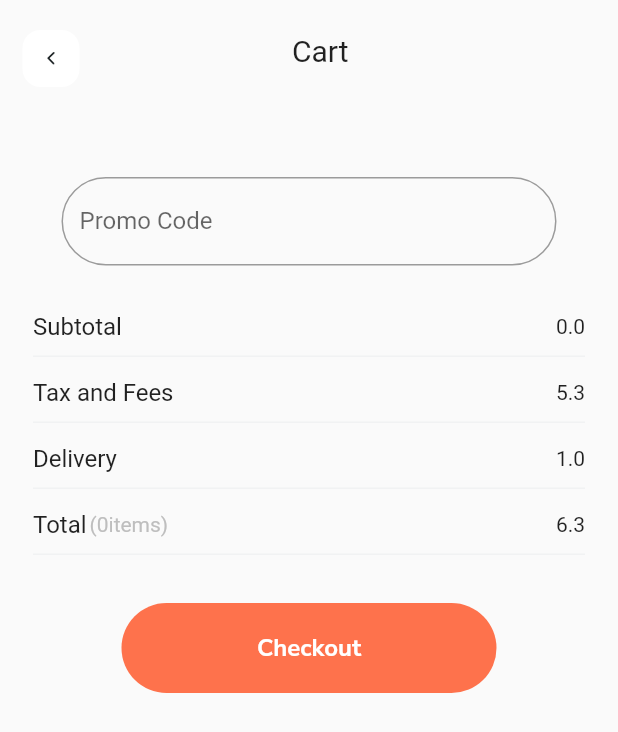
After one commit to dipro-vn/huy-final-project, a Flutter app: the CartScreen screen opened by its route, on a phone screen of 412 x 824 dp. The commit adds this screen. Shown: the top 732 px of the screen. Run offline on Flutter 3.47's test engine with Material 2 defaults, Android fonts, the phone set to English and light mode, and no system bars; missing offline and left inert: dart:ffi.

Commit message:
Cart Screen

```diff
--- a/food_app/lib/Home/HomeScreen.dart
+++ b/food_app/lib/Home/HomeScreen.dart
@@ -3,6 +3,7 @@ import 'package:flutter/material.dart';
 import 'package:food_app/Home/area.dart';
 import 'package:food_app/Home/component/drawer.dart';
 import 'package:food_app/Home/component/food.dart';
+import 'package:food_app/Home/component/random.dart';
 import 'package:food_app/core/app_colors.dart';
 import 'package:food_app/core/app_fonts.dart';
 import 'package:food_app/core/app_image.dart';
@@ -103,6 +104,11 @@ class _HomeScreen extends State<HomeScreen> {
         ),
       ),
       drawer: DrawerHome(),
+      floatingActionButton: FloatingActionButton(
+          onPressed: () {
+            Navigator.pushNamed(context, '/Cart');
+          },
+          child: Icon(Icons.shopping_cart)),
       body: GestureDetector(
         onTap: () {
           final FocusScopeNode currentScope = FocusScope.of(context);
@@ -180,7 +186,8 @@ class _HomeScreen extends State<HomeScreen> {
               FoodHome(),
               const SizedBox(
                 height: 5,
-              )
+              ),
+              FoodRandom(),
             ],
           ),
         ),
--- /dev/null
+++ b/food_app/lib/cart/CartScreen.dart
@@ -0,0 +1,313 @@
+import 'dart:ffi';
+
+import 'package:flutter/material.dart';
+import 'package:food_app/Home/home_item.dart';
+import 'package:food_app/cart/Cart_Item.dart';
+import 'package:food_app/cart/List_cart.dart';
+import 'package:food_app/core/app_colors.dart';
+import 'package:food_app/core/app_image.dart';
+import 'package:food_app/core/app_text.dart';
+
+import '../core/app_fonts.dart';
+
+class CartScreen extends StatefulWidget {
+  final List<Cart> cart;
+
+  const CartScreen({super.key, required this.cart});
+  static const routeName = "/Cart";
+
+  @override
+  State<CartScreen> createState() => _CartScreen();
+}
+
+class _CartScreen extends State<CartScreen> {
+  bool data = false;
+  List<Cart> _carts = [];
+  num totalPriceSum = 0;
+  num tax = 5.3;
+  num delivery = 1.0;
+
+  @override
+  void initState() {
+    super.initState();
+    _carts.addAll(cart);
+  }
+
+  double cartTotalPrice() {
+    double total = 0;
+    _carts.forEach((item) {
+      total += item.price!;
+    });
+    return total;
+  }
+
+  @override
+  Widget build(BuildContext context) {
+    var _subtotal = cartTotalPrice();
+    var _total = cartTotalPrice() + tax + delivery;
+    return Scaffold(
+        body: SafeArea(
+      child: SingleChildScrollView(
+        child: Column(
+          children: [
+            Container(
+              margin: EdgeInsets.only(top: 10),
+              child: Row(
+                mainAxisAlignment: MainAxisAlignment.spaceBetween,
+                crossAxisAlignment: CrossAxisAlignment.center,
+                children: [
+                  GestureDetector(
+                    onTap: () {
+                      Navigator.pop(context);
+                    },
+                    child: Container(
+                        alignment: Alignment.center,
+                        height: 38,
+                        width: 38,
+                        margin: const EdgeInsets.only(top: 10, left: 15),
+                        decoration: BoxDecoration(
+                          borderRadius: BorderRadius.circular(12),
+                          color: AppColors.white,
+                        ),
+                        child: Image.asset(
+                          AppImages.back,
+                          width: 5,
+                          height: 9.5,
+                        )),
+                  ),
+                  const Text(
+                    'Cart',
+                    style: TextStyle(fontSize: 20, fontWeight: FontWeight.w400),
+                  ),
+                  const SizedBox(
+                    width: 38,
+                  )
+                ],
+              ),
+            ),
+            const SizedBox(
+              height: 30,
+            ),
+            ListView.builder(
+                physics: const NeverScrollableScrollPhysics(),
+                scrollDirection: Axis.vertical,
+                shrinkWrap: true,
+                itemCount: _carts.length,
+                itemBuilder: (BuildContext context, int index) {
+                  return Stack(children: [
+                    Container(
+                      margin: EdgeInsets.only(left: 22),
+                      child: Cart_Item(
+                          image: _carts[index].image!,
+                          name: _carts[index].name!,
+                          price: _carts[index].price!,
+                          quantity: _carts[index].quantity!),
+                    ),
+                    Container(
+                      height: 70,
+                      margin: EdgeInsets.only(
+                        left: 280,
+                        top: 10,
+                      ),
+                      child: Column(
+                        mainAxisAlignment: MainAxisAlignment.spaceBetween,
+                        children: [
+                          GestureDetector(
+                            onTap: () {
+                              setState(() {
+                                _carts = List.from(_carts)..removeAt(index);
+                              });
+                            },
+                            child: Container(
+                              decoration: const BoxDecoration(
+                                  image: DecorationImage(
+                                      image: AssetImage(
+                                          'assets/image/slashes.png'))),
+                              margin: EdgeInsets.only(left: 70),
+                              width: 14,
+                              height: 14,
+                            ),
+                          ),
+                          Container(
+                            child: Row(
+                              children: [
+                                IconButton(
+                                  icon: Icon(
+                                    Icons.remove_circle_outline,
+                                    size: 30,
+                                    color: AppColors.orange,
+                                  ),
+                                  onPressed: () {
+                                    setState(() {
+                                      if (_carts[index].quantity! > 1) {
+                                        _carts[index].quantity =
+                                            _carts[index].quantity! - 1;
+                                        _carts[index].price =
+                                            _carts[index].price! - 9.5;
+                                      }
+                                    });
+                                  },
+                                ),
+                                const SizedBox(width: 9),
+                                Text(
+                                  '${_carts[index].quantity}',
+                                  style: const TextStyle(
+                                      fontSize: 16,
+                                      fontWeight: FontWeight.w600),
+                                ),
+                                const SizedBox(width: 9),
+                                IconButton(
+                                  icon: Icon(
+                                    Icons.add_circle_outlined,
+                                    size: 30,
+                                    color: AppColors.orange,
+                                  ),
+                                  onPressed: () {
+                                    setState(() {
+                                      _carts[index].quantity =
+                                          _carts[index].quantity! + 1;
+                                      _carts[index].price =
+                                          _carts[index].price! + 9.5;
+                                    });
+                                  },
+                                ),
+                              ],
+                            ),
+                          ),
+                        ],
+                      ),
+                    )
+                  ]);
+                }),
+            Container(
+              margin: EdgeInsets.only(top: 30),
+              width: 330,
+              height: 60,
+              child: TextField(
+                decoration: InputDecoration(
+                    label: Text('Promo Code'),
+                    border: OutlineInputBorder(
+                        borderRadius: BorderRadius.circular(100))),
+              ),
+            ),
+            Container(
+              margin: EdgeInsets.only(top: 30, left: 22, right: 22),
+              child: Column(
+                children: [
+                  Container(
+                    decoration: const BoxDecoration(
+                        border: Border(
+                            bottom: BorderSide(
+                                width: 1, color: Color(0xffF1F2F3)))),
+                    padding: EdgeInsets.only(bottom: 10),
+                    child: Row(
+                      mainAxisAlignment: MainAxisAlignment.spaceBetween,
+                      children: [
+                        const Text(
+                          'Subtotal',
+                          style: TextStyle(
+                              fontSize: 16, fontWeight: FontWeight.w400),
+                        ),
+                        Text('$_subtotal'),
+                      ],
+                    ),
+                  ),
+                  Container(
+                    decoration: const BoxDecoration(
+                        border: Border(
+                            bottom: BorderSide(
+                                width: 1, color: Color(0xffF1F2F3)))),
+                    margin: EdgeInsets.only(top: 14),
+                    padding: EdgeInsets.only(bottom: 10),
+                    child: Row(
+                      mainAxisAlignment: MainAxisAlignment.spaceBetween,
+                      children: [
+                        const Text(
+                          'Tax and Fees',
+                          style: TextStyle(
+                              fontSize: 16, fontWeight: FontWeight.w400),
+                        ),
+                        Text('$tax')
+                      ],
+                    ),
+                  ),
+                  Container(
+                    decoration: const BoxDecoration(
+                        border: Border(
+                            bottom: BorderSide(
+                                width: 1, color: Color(0xffF1F2F3)))),
+                    margin: EdgeInsets.only(top: 14),
+                    padding: EdgeInsets.only(bottom: 10),
+                    child: Row(
+                      mainAxisAlignment: MainAxisAlignment.spaceBetween,
+                      children: [
+                        const Text(
+                          'Delivery',
+                          style: TextStyle(
+                              fontSize: 16, fontWeight: FontWeight.w400),
+                        ),
+                        Text("$delivery")
+                      ],
+                    ),
+                  ),
+                  Container(
+                    decoration: const BoxDecoration(
+                        border: Border(
+                            bottom: BorderSide(
+                                width: 1, color: Color(0xffF1F2F3)))),
+                    margin: EdgeInsets.only(top: 14),
+                    padding: EdgeInsets.only(bottom: 10),
+                    child: Row(
+                      mainAxisAlignment: MainAxisAlignment.spaceBetween,
+                      children: [
+                        Row(
+                          children: [
+                            const Text(
+                              'Total',
+                              style: TextStyle(
+                                  fontSize: 16, fontWeight: FontWeight.w400),
+                            ),
+                            const SizedBox(
+                              width: 2,
+                            ),
+                            Text(
+                              '(${_carts.length}items)',
+                              style: const TextStyle(
+                                  fontSize: 14, color: Color(0xffBEBEBE)),
+                            )
+                          ],
+                        ),
+                        Text('$_total')
+                      ],
+                    ),
+                  )
+                ],
+              ),
+            ),
+            GestureDetector(
+              onTap: () {
+                cartTotalPrice();
+              },
+              child: Container(
+                  alignment: Alignment.center,
+                  decoration: BoxDecoration(
+                      color: AppColors.orange,
+                      borderRadius: BorderRadius.circular(50)),
+                  margin: const EdgeInsets.only(bottom: 32, top: 32),
+                  height: 60,
+                  width: 250,
+                  child: const Text(
+                    "Checkout",
+                    style: TextStyle(
+                        color: Colors.white,
+                        fontSize: 16,
+                        fontWeight: FontWeight.w600,
+                        fontFamily: AppFonts.nunitoSans),
+                  )),
+            )
+          ],
+        ),
+      ),
+    ));
+  }
+}
--- /dev/null
+++ b/food_app/lib/cart/List_cart.dart
@@ -0,0 +1,14 @@
+class Cart {
+  String? image;
+  String? name;
+  num? price;
+  num? quantity;
+
+  Cart(
+      {required this.image,
+      required this.name,
+      required this.price,
+      required this.quantity});
+}
+
+List<Cart> cart = <Cart>[];
--- a/food_app/lib/main.dart
+++ b/food_app/lib/main.dart
@@ -1,5 +1,7 @@
 import 'package:flutter/material.dart';
 import 'package:food_app/Home/HomeScreen.dart';
+import 'package:food_app/cart/CartScreen.dart';
+import 'package:food_app/cart/List_cart.dart';
 import 'package:food_app/category/CategoryScreen.dart';
 import 'package:food_app/detail/detailScreen.dart';
 import 'package:food_app/login.dart';
@@ -26,7 +28,8 @@ class MyApp extends StatelessWidget {
         LoginScreen.routeName: (ctx) => const LoginScreen(),
         HomeScreen.routeName: (ctx) => const HomeScreen(),
         DetailScreen.routeName: (ctx) => const DetailScreen(),
-        CategoryScreen.routeName: (ctx) => const CategoryScreen()
+        CategoryScreen.routeName: (ctx) => const CategoryScreen(),
+        CartScreen.routeName: (ctx) => CartScreen(cart: cart)
       },
     );
   }
```
Also changed, not shown: food_app/lib/Home/component/random.dart (added, +92 -0 lines), food_app/lib/cart/Cart_Item.dart (added, +67 -0 lines), food_app/lib/detail/detailScreen.dart (+27 -10 lines), food_app/assets/image/slashes.png (added).
